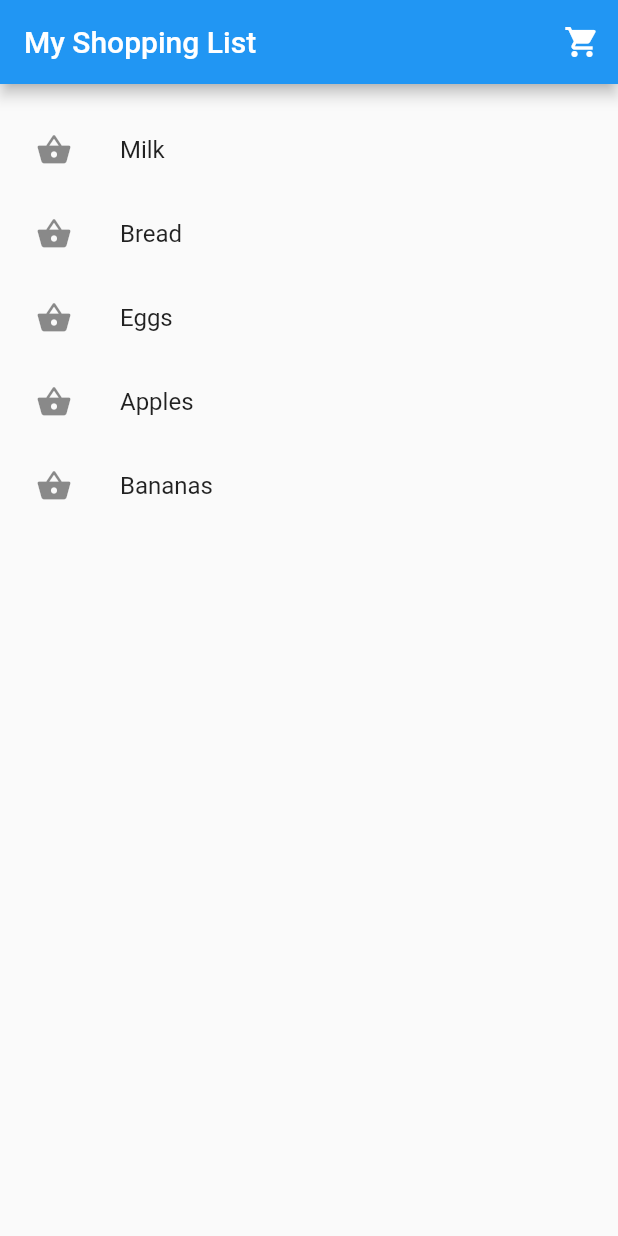
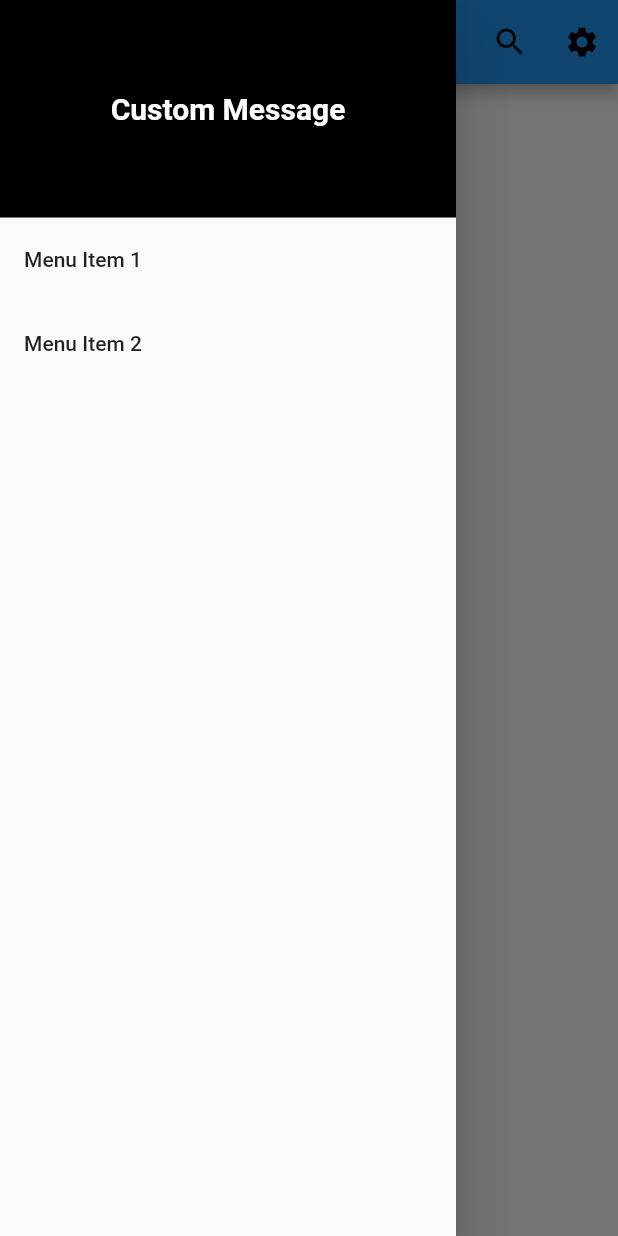
Before and after one commit to ShahirSammun/Flutter_Test, a Flutter app: the screen it shows after launch, with the side drawer open (before the commit the screen has no drawer), on a phone screen of 412 x 824 dp. Run offline on Flutter 3.47's test engine with Material 2 defaults, Android fonts, the light colour scheme and no system bars.

Commit message:
Code Added

```diff
--- a/lib/main.dart
+++ b/lib/main.dart
@@ -1,65 +1,100 @@
 import 'package:flutter/material.dart';
 
 void main() {
-  runApp(ShoppingListApp());
+  runApp(MyApp());
 }
 
-class ShoppingListApp extends StatelessWidget {
+class MyApp extends StatelessWidget {
   @override
   Widget build(BuildContext context) {
     return MaterialApp(
-      title: 'Shopping List',
+      title: 'Flutter App',
       theme: ThemeData(
-        primarySwatch: Colors.blue,
+        primarySwatch: Colors.yellow,
+        visualDensity: VisualDensity.adaptivePlatformDensity,
+
       ),
-      home: ShoppingListScreen(),
+      home: MyHomePage(),
     );
   }
 }
 
-class ShoppingListScreen extends StatelessWidget {
-  const ShoppingListScreen({super.key});
-
+class MyHomePage extends StatelessWidget {
   @override
   Widget build(BuildContext context) {
     return Scaffold(
       appBar: AppBar(
-        title: Text('My Shopping List'),
+        backgroundColor: Colors.blue,
+        elevation: 4.0,
+        centerTitle: true,
+        title: Text('My App'),
         actions: [
           IconButton(
-            icon: Icon(Icons.shopping_cart),
+            icon: Icon(Icons.search),
             onPressed: () {
-              _showSnackBar(context, 'Cart is empty');
+
+            },
+          ),
+          IconButton(
+            icon: Icon(Icons.settings),
+            onPressed: () {
+
             },
           ),
         ],
       ),
-      body: ListView(
-        padding: EdgeInsets.symmetric(vertical: 16.0, horizontal: 8.0),
-        children: [
-          _buildShoppingItem(Icons.shopping_basket, 'Milk'),
-          _buildShoppingItem(Icons.shopping_basket, 'Bread'),
-          _buildShoppingItem(Icons.shopping_basket, 'Eggs'),
-          _buildShoppingItem(Icons.shopping_basket, 'Apples'),
-          _buildShoppingItem(Icons.shopping_basket, 'Bananas'),
+      drawer: Drawer(
+        child: Column(
+          children: [
+            Container(
+              height: 145,
+              color: Colors.black,
+              child: Center(
+                child: Text(
+                  'Custom Message',
+                  style: TextStyle(
+                      color: Colors.white,
+                      fontSize: 20,
+                      fontWeight: FontWeight.bold
+                  ),
+                ),
+              ),
+            ),
+            ListTile(
+              title: Text('Menu Item 1'),
+              onTap: () {
 
-        ],
+              },
+            ),
+            ListTile(
+              title: Text('Menu Item 2'),
+              onTap: () {
+
+              },
+            ),
+          ],
+        ),
       ),
-    );
-  }
+      body: Center(
+        child: Text(
+          'Hello, Flutter!',
+          style: TextStyle(
+            fontSize: 24,
+            fontWeight: FontWeight.bold,
+          ),
+        ),
+      ),
+      floatingActionButton: FloatingActionButton(
+        onPressed: () {
 
-  Widget _buildShoppingItem(IconData icon, String name) {
-    return ListTile(
-      leading: Icon(icon),
-      title: Text(name),
-    );
-  }
-
-  void _showSnackBar(BuildContext context, String message) {
-    ScaffoldMessenger.of(context).showSnackBar(
-      SnackBar(
-        content: Text(message),
+        },
+        backgroundColor: Colors.red,
+        child: Icon(
+          Icons.add,
+          size: 30,
+        ),
       ),
+      floatingActionButtonLocation: FloatingActionButtonLocation.startFloat,
     );
   }
 }
```
